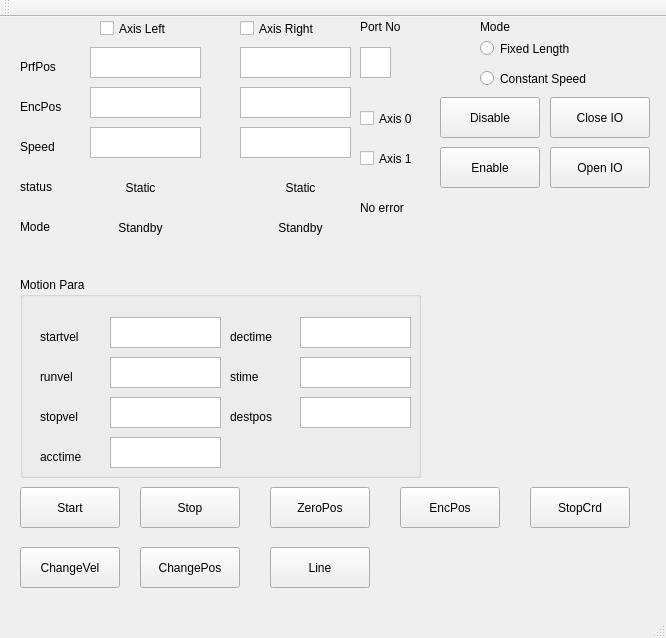
Old version of the form mainwindow.ui in the repository christopherouyang/wheelchair_controller.
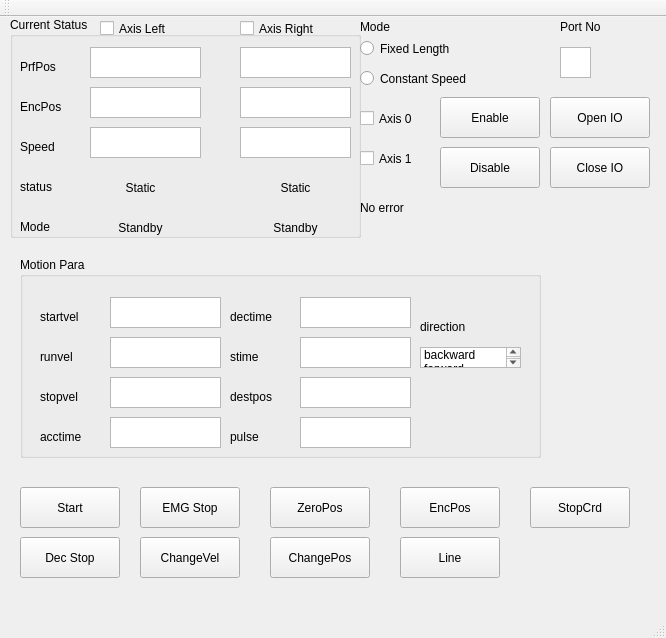
New version of the form.

```diff
--- a/mainwindow.ui
+++ b/mainwindow.ui
@@ -135,8 +135,8 @@
     <property name="geometry">
      <rect>
       <x>20</x>
-      <y>260</y>
-      <width>401</width>
+      <y>240</y>
+      <width>521</width>
       <height>201</height>
      </rect>
     </property>
@@ -325,11 +325,70 @@
       <bool>false</bool>
      </property>
     </widget>
+    <widget class="QLabel" name="label_20">
+     <property name="geometry">
+      <rect>
+       <x>210</x>
+       <y>170</y>
+       <width>76</width>
+       <height>19</height>
+      </rect>
+     </property>
+     <property name="text">
+      <string>pulse</string>
+     </property>
+    </widget>
+    <widget class="QTextEdit" name="textEdit_pulse">
+     <property name="geometry">
+      <rect>
+       <x>280</x>
+       <y>160</y>
+       <width>111</width>
+       <height>31</height>
+      </rect>
+     </property>
+     <property name="readOnly">
+      <bool>false</bool>
+     </property>
+    </widget>
+    <widget class="QLabel" name="label_21">
+     <property name="geometry">
+      <rect>
+       <x>400</x>
+       <y>60</y>
+       <width>76</width>
+       <height>19</height>
+      </rect>
+     </property>
+     <property name="text">
+      <string>direction</string>
+     </property>
+    </widget>
+    <widget class="QListWidget" name="listWidget_direction">
+     <property name="geometry">
+      <rect>
+       <x>400</x>
+       <y>90</y>
+       <width>101</width>
+       <height>21</height>
+      </rect>
+     </property>
+     <item>
+      <property name="text">
+       <string>backward</string>
+      </property>
+     </item>
+     <item>
+      <property name="text">
+       <string>forward</string>
+      </property>
+     </item>
+    </widget>
    </widget>
    <widget class="QTextEdit" name="textEdit_PortNo">
     <property name="geometry">
      <rect>
-      <x>360</x>
+      <x>560</x>
       <y>30</y>
       <width>31</width>
       <height>31</height>
@@ -342,7 +401,7 @@
    <widget class="QLabel" name="label_13">
     <property name="geometry">
      <rect>
-      <x>360</x>
+      <x>560</x>
       <y>0</y>
       <width>76</width>
       <height>19</height>
@@ -352,11 +411,11 @@
      <string>Port No</string>
     </property>
    </widget>
-   <widget class="QPushButton" name="pushButton">
+   <widget class="QPushButton" name="pushButton_openio">
     <property name="geometry">
      <rect>
       <x>550</x>
-      <y>130</y>
+      <y>80</y>
       <width>100</width>
       <height>41</height>
      </rect>
@@ -365,11 +424,11 @@
      <string>Open IO</string>
     </property>
    </widget>
-   <widget class="QPushButton" name="pushButton_2">
+   <widget class="QPushButton" name="pushButton_closeio">
     <property name="geometry">
      <rect>
       <x>550</x>
-      <y>80</y>
+      <y>130</y>
       <width>100</width>
       <height>41</height>
      </rect>
@@ -378,7 +437,7 @@
      <string>Close IO</string>
     </property>
    </widget>
-   <widget class="QPushButton" name="pushButton_3">
+   <widget class="QPushButton" name="pushButton_start">
     <property name="geometry">
      <rect>
       <x>20</x>
@@ -391,7 +450,7 @@
      <string>Start</string>
     </property>
    </widget>
-   <widget class="QPushButton" name="pushButton_4">
+   <widget class="QPushButton" name="pushButton_stop">
     <property name="geometry">
      <rect>
       <x>140</x>
@@ -401,10 +460,10 @@
      </rect>
     </property>
     <property name="text">
-     <string>Stop</string>
+     <string>EMG Stop</string>
     </property>
    </widget>
-   <widget class="QPushButton" name="pushButton_5">
+   <widget class="QPushButton" name="pushButton_zeropos">
     <property name="geometry">
      <rect>
       <x>270</x>
@@ -417,7 +476,7 @@
      <string>ZeroPos</string>
     </property>
    </widget>
-   <widget class="QPushButton" name="pushButton_6">
+   <widget class="QPushButton" name="pushButton_encpos">
     <property name="geometry">
      <rect>
       <x>400</x>
@@ -430,7 +489,7 @@
      <string>EncPos</string>
     </property>
    </widget>
-   <widget class="QPushButton" name="pushButton_7">
+   <widget class="QPushButton" name="pushButton_stopcrd">
     <property name="geometry">
      <rect>
       <x>530</x>
@@ -443,11 +502,11 @@
      <string>StopCrd</string>
     </property>
    </widget>
-   <widget class="QPushButton" name="pushButton_8">
+   <widget class="QPushButton" name="pushButton_disable">
     <property name="geometry">
      <rect>
       <x>440</x>
-      <y>80</y>
+      <y>130</y>
       <width>100</width>
       <height>41</height>
      </rect>
@@ -456,11 +515,11 @@
      <string>Disable</string>
     </property>
    </widget>
-   <widget class="QPushButton" name="pushButton_9">
+   <widget class="QPushButton" name="pushButton_line">
     <property name="geometry">
      <rect>
-      <x>270</x>
-      <y>530</y>
+      <x>400</x>
+      <y>520</y>
       <width>100</width>
       <height>41</height>
      </rect>
@@ -469,11 +528,11 @@
      <string>Line</string>
     </property>
    </widget>
-   <widget class="QPushButton" name="pushButton_10">
+   <widget class="QPushButton" name="pushButton_changevel">
     <property name="geometry">
      <rect>
-      <x>20</x>
-      <y>530</y>
+      <x>140</x>
+      <y>520</y>
       <width>100</width>
       <height>41</height>
      </rect>
@@ -482,11 +541,11 @@
      <string>ChangeVel</string>
     </property>
    </widget>
-   <widget class="QPushButton" name="pushButton_11">
+   <widget class="QPushButton" name="pushButton_changepos">
     <property name="geometry">
      <rect>
-      <x>140</x>
-      <y>530</y>
+      <x>270</x>
+      <y>520</y>
       <width>100</width>
       <height>41</height>
      </rect>
@@ -495,11 +554,11 @@
      <string>ChangePos</string>
     </property>
    </widget>
-   <widget class="QPushButton" name="pushButton_12">
+   <widget class="QPushButton" name="pushButton_enable">
     <property name="geometry">
      <rect>
       <x>440</x>
-      <y>130</y>
+      <y>80</y>
       <width>100</width>
       <height>41</height>
      </rect>
@@ -508,7 +567,7 @@
      <string>Enable</string>
     </property>
    </widget>
-   <widget class="QLabel" name="label_11">
+   <widget class="QLabel" name="label_error">
     <property name="geometry">
      <rect>
       <x>360</x>
@@ -524,7 +583,7 @@
      <bool>false</bool>
     </property>
    </widget>
-   <widget class="QCheckBox" name="checkBox">
+   <widget class="QCheckBox" name="checkBox_axis_0">
     <property name="geometry">
      <rect>
       <x>360</x>
@@ -537,7 +596,7 @@
      <string>Axis 0</string>
     </property>
    </widget>
-   <widget class="QCheckBox" name="checkBox_2">
+   <widget class="QCheckBox" name="checkBox_axis_1">
     <property name="geometry">
      <rect>
       <x>360</x>
@@ -550,7 +609,7 @@
      <string>Axis 1</string>
     </property>
    </widget>
-   <widget class="QLabel" name="label_12">
+   <widget class="QLabel" name="label_status">
     <property name="geometry">
      <rect>
       <x>20</x>
@@ -563,7 +622,7 @@
      <string>status</string>
     </property>
    </widget>
-   <widget class="QLabel" name="label_14">
+   <widget class="QLabel" name="label_status_0">
     <property name="geometry">
      <rect>
       <x>90</x>
@@ -582,12 +641,12 @@
      <bool>false</bool>
     </property>
    </widget>
-   <widget class="QLabel" name="label_15">
+   <widget class="QLabel" name="label_status_1">
     <property name="geometry">
      <rect>
-      <x>250</x>
+      <x>240</x>
       <y>160</y>
-      <width>101</width>
+      <width>111</width>
       <height>21</height>
      </rect>
     </property>
@@ -601,7 +660,7 @@
      <bool>false</bool>
     </property>
    </widget>
-   <widget class="QCheckBox" name="checkBox_3">
+   <widget class="QCheckBox" name="checkBox_axis_l">
     <property name="geometry">
      <rect>
       <x>100</x>
@@ -614,7 +673,7 @@
      <string>Axis Left</string>
     </property>
    </widget>
-   <widget class="QCheckBox" name="checkBox_4">
+   <widget class="QCheckBox" name="checkBox_axis_r">
     <property name="geometry">
      <rect>
       <x>240</x>
@@ -630,7 +689,7 @@
    <widget class="QLabel" name="label_16">
     <property name="geometry">
      <rect>
-      <x>480</x>
+      <x>360</x>
       <y>0</y>
       <width>41</width>
       <height>19</height>
@@ -640,10 +699,10 @@
      <string>Mode</string>
     </property>
    </widget>
-   <widget class="QRadioButton" name="radioButton">
+   <widget class="QRadioButton" name="radioButton_fl">
     <property name="geometry">
      <rect>
-      <x>480</x>
+      <x>360</x>
       <y>20</y>
       <width>112</width>
       <height>23</height>
@@ -653,10 +712,10 @@
      <string>Fixed Length</string>
     </property>
    </widget>
-   <widget class="QRadioButton" name="radioButton_2">
+   <widget class="QRadioButton" name="radioButton_cs">
     <property name="geometry">
      <rect>
-      <x>480</x>
+      <x>360</x>
       <y>50</y>
       <width>131</width>
       <height>23</height>
@@ -666,7 +725,7 @@
      <string>Constant Speed</string>
     </property>
    </widget>
-   <widget class="QLabel" name="label_17">
+   <widget class="QLabel" name="label_mode">
     <property name="geometry">
      <rect>
       <x>20</x>
@@ -679,7 +738,7 @@
      <string>Mode</string>
     </property>
    </widget>
-   <widget class="QLabel" name="label_18">
+   <widget class="QLabel" name="label_mode_0">
     <property name="geometry">
      <rect>
       <x>90</x>
@@ -698,12 +757,12 @@
      <bool>false</bool>
     </property>
    </widget>
-   <widget class="QLabel" name="label_19">
+   <widget class="QLabel" name="label_mode_1">
     <property name="geometry">
      <rect>
-      <x>250</x>
+      <x>240</x>
       <y>200</y>
-      <width>101</width>
+      <width>111</width>
       <height>21</height>
      </rect>
     </property>
@@ -717,6 +776,72 @@
      <bool>false</bool>
     </property>
    </widget>
+   <widget class="QGroupBox" name="groupBox_2">
+    <property name="geometry">
+     <rect>
+      <x>10</x>
+      <y>0</y>
+      <width>351</width>
+      <height>221</height>
+     </rect>
+    </property>
+    <property name="title">
+     <string>Current Status</string>
+    </property>
+   </widget>
+   <widget class="QPushButton" name="pushButton_decstop">
+    <property name="geometry">
+     <rect>
+      <x>20</x>
+      <y>520</y>
+      <width>100</width>
+      <height>41</height>
+     </rect>
+    </property>
+    <property name="text">
+     <string>Dec Stop</string>
+    </property>
+   </widget>
+   <zorder>groupBox_2</zorder>
+   <zorder>textEdit_prfPosX</zorder>
+   <zorder>label</zorder>
+   <zorder>textEdit_prfPosY</zorder>
+   <zorder>textEdit_encPosY</zorder>
+   <zorder>label_2</zorder>
+   <zorder>textEdit_encPosX</zorder>
+   <zorder>textEdit_SpeedX</zorder>
+   <zorder>label_3</zorder>
+   <zorder>textEdit_SpeedY</zorder>
+   <zorder>groupBox</zorder>
+   <zorder>textEdit_PortNo</zorder>
+   <zorder>label_13</zorder>
+   <zorder>pushButton_openio</zorder>
+   <zorder>pushButton_closeio</zorder>
+   <zorder>pushButton_start</zorder>
+   <zorder>pushButton_stop</zorder>
+   <zorder>pushButton_zeropos</zorder>
+   <zorder>pushButton_encpos</zorder>
+   <zorder>pushButton_stopcrd</zorder>
+   <zorder>pushButton_disable</zorder>
+   <zorder>pushButton_line</zorder>
+   <zorder>pushButton_changevel</zorder>
+   <zorder>pushButton_changepos</zorder>
+   <zorder>pushButton_enable</zorder>
+   <zorder>label_error</zorder>
+   <zorder>checkBox_axis_0</zorder>
+   <zorder>checkBox_axis_1</zorder>
+   <zorder>label_status</zorder>
+   <zorder>label_status_0</zorder>
+   <zorder>label_status_1</zorder>
+   <zorder>checkBox_axis_l</zorder>
+   <zorder>checkBox_axis_r</zorder>
+   <zorder>label_16</zorder>
+   <zorder>radioButton_fl</zorder>
+   <zorder>radioButton_cs</zorder>
+   <zorder>label_mode</zorder>
+   <zorder>label_mode_0</zorder>
+   <zorder>label_mode_1</zorder>
+   <zorder>pushButton_decstop</zorder>
   </widget>
   <widget class="QMenuBar" name="menuBar">
    <property name="geometry">
```
